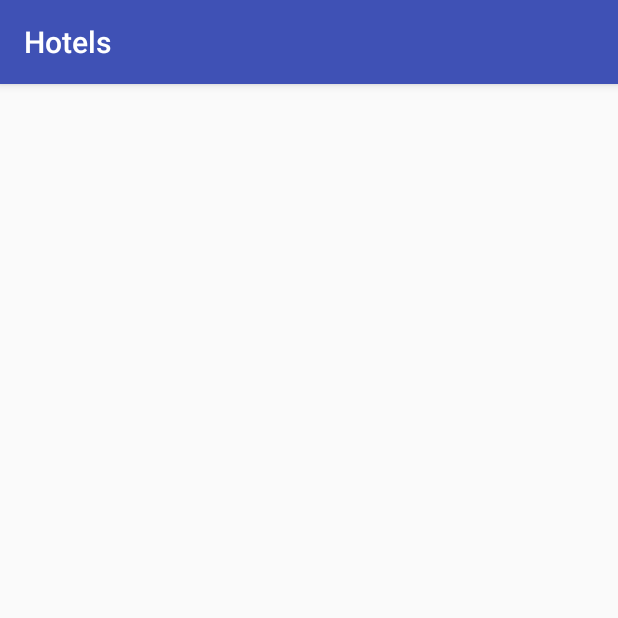
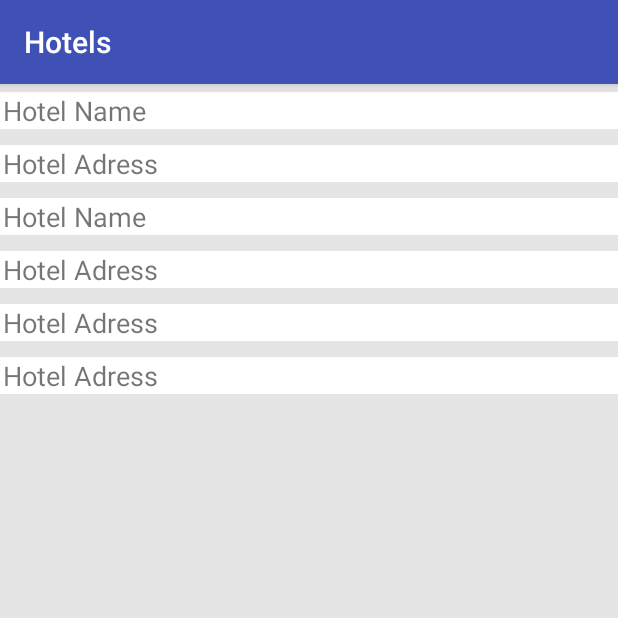
Before and after one commit to yassine112/hotels, an Android app: the HotelDetailActivity screen opened directly, with no data from a screen before it, on a phone screen of 412 x 824 dp, the top half of it. Run offline under Robolectric (Android 15) with nearby library versions, the phone set to English and light mode, and no system bars.

Commit message:
Optimize project architexture add Hotel Detail scene

```diff
--- a/app/src/main/java/com/androidcours/miam/hotels/Scenes/HotelDetail/HotelDetailActivity.java
+++ b/app/src/main/java/com/androidcours/miam/hotels/Scenes/HotelDetail/HotelDetailActivity.java
@@ -5,7 +5,7 @@ import android.os.Bundle;
 
 import com.androidcours.miam.hotels.R;
 
-public class HotelDetailActivity extends AppCompatActivity {
+public class HotelDetailActivity extends AppCompatActivity implements HotelDetailViewModelDelegete {
 
     @Override
     protected void onCreate(Bundle savedInstanceState) {
--- /dev/null
+++ b/app/src/main/java/com/androidcours/miam/hotels/Scenes/HotelDetail/HotelDetailViewModel.java
@@ -0,0 +1,5 @@
+package com.androidcours.miam.hotels.Scenes.HotelDetail;
+
+public class HotelDetailViewModel {
+    public HotelDetailViewModelDelegete delegete;
+}
--- /dev/null
+++ b/app/src/main/java/com/androidcours/miam/hotels/Scenes/HotelDetail/HotelDetailViewModelDelegete.java
@@ -0,0 +1,9 @@
+package com.androidcours.miam.hotels.Scenes.HotelDetail;
+
+/**
+ * Created by Yassine EL HALAOUI on 2/14/19.
+ */
+
+interface HotelDetailViewModelDelegete {
+
+}
--- a/app/src/main/java/com/androidcours/miam/hotels/Scenes/HotelsList/HotelsListActivity.java
+++ b/app/src/main/java/com/androidcours/miam/hotels/Scenes/HotelsList/HotelsListActivity.java
@@ -14,6 +14,7 @@ import android.widget.Toast;
 
 import com.androidcours.miam.hotels.Models.Hotel;
 import com.androidcours.miam.hotels.R;
+import com.androidcours.miam.hotels.Scenes.HotelDetail.HotelDetailActivity;
 import com.androidcours.miam.hotels.Scenes.HotelsMap.HotelsMapsActivity;
 
 import java.util.ArrayList;
@@ -25,8 +26,6 @@ public class HotelsListActivity extends AppCompatActivity implements HotelsListV
     private HotelsListViewModel viewModel;
     private HotelsListAdapter adapter;
     private ListView listView;
-    private SQLiteDatabase db;
-    private Cursor cursor;
     private ArrayList<Hotel> hotels;
 
     @Override
@@ -54,7 +53,7 @@ public class HotelsListActivity extends AppCompatActivity implements HotelsListV
         int itemId = item.getItemId();
         if (itemId == R.id.maps_bar_item) {
             // Navigate to Map activity
-            Intent intent = new Intent(this, HotelsMapsActivity.class);
+            Intent intent = new Intent(this, HotelDetailActivity.class);
             Bundle bundle = new Bundle();
             bundle.putSerializable("hotels", hotels);
             intent.putExtras(bundle);
--- a/app/src/main/java/com/androidcours/miam/hotels/Scenes/HotelsMap/HotelsMapsActivity.java
+++ b/app/src/main/java/com/androidcours/miam/hotels/Scenes/HotelsMap/HotelsMapsActivity.java
@@ -15,7 +15,7 @@ import com.google.android.gms.maps.model.MarkerOptions;
 
 import java.util.ArrayList;
 
-public class HotelsMapsActivity extends AppCompatActivity implements OnMapReadyCallback {
+public class HotelsMapsActivity extends AppCompatActivity implements OnMapReadyCallback, HotelsMapsViewModelDelegate {
 
     private final String TAG = "HotelsMapsActivity";
     private final LatLng MOROCCO_LOCATION = new LatLng(31.791702, -7.092620);
--- /dev/null
+++ b/app/src/main/java/com/androidcours/miam/hotels/Scenes/HotelsMap/HotelsMapsViewModel.java
@@ -0,0 +1,5 @@
+package com.androidcours.miam.hotels.Scenes.HotelsMap;
+
+public class HotelsMapsViewModel {
+    public HotelsMapsViewModelDelegate delegate;
+}
--- /dev/null
+++ b/app/src/main/java/com/androidcours/miam/hotels/Scenes/HotelsMap/HotelsMapsViewModelDelegate.java
@@ -0,0 +1,9 @@
+package com.androidcours.miam.hotels.Scenes.HotelsMap;
+
+/**
+ * Created by Yassine EL HALAOUI on 2/14/19.
+ */
+
+interface HotelsMapsViewModelDelegate {
+
+}
--- a/app/src/main/res/layout/activity_hotel_detail.xml
+++ b/app/src/main/res/layout/activity_hotel_detail.xml
@@ -1,9 +1,65 @@
 <?xml version="1.0" encoding="utf-8"?>
-<android.support.constraint.ConstraintLayout xmlns:android="http://schemas.android.com/apk/res/android"
+<LinearLayout xmlns:android="http://schemas.android.com/apk/res/android"
     xmlns:app="http://schemas.android.com/apk/res-auto"
     xmlns:tools="http://schemas.android.com/tools"
     android:layout_width="match_parent"
     android:layout_height="match_parent"
+    android:orientation="vertical"
+    android:background="@color/background"
     tools:context="com.androidcours.miam.hotels.Scenes.HotelDetail.HotelDetailActivity">
 
-</android.support.constraint.ConstraintLayout>
+    <TextView
+        android:text="Hotel Name"
+        android:textSize="18dp"
+        android:layout_marginVertical="5dp"
+        android:paddingHorizontal="2dp"
+        android:background="#fff"
+        android:layout_width="match_parent"
+        android:layout_height="wrap_content" />
+
+    <TextView
+        android:text="Hotel Adress"
+        android:textSize="18dp"
+        android:layout_marginVertical="5dp"
+        android:paddingHorizontal="2dp"
+        android:background="#fff"
+        android:layout_width="match_parent"
+        android:layout_height="wrap_content" />
+
+    <TextView
+        android:text="Hotel Name"
+        android:textSize="18dp"
+        android:layout_marginVertical="5dp"
+        android:paddingHorizontal="2dp"
+        android:background="#fff"
+        android:layout_width="match_parent"
+        android:layout_height="wrap_content" />
+
+    <TextView
+        android:text="Hotel Adress"
+        android:textSize="18dp"
+        android:layout_marginVertical="5dp"
+        android:paddingHorizontal="2dp"
+        android:background="#fff"
+        android:layout_width="match_parent"
+        android:layout_height="wrap_content" />
+
+    <TextView
+        android:text="Hotel Adress"
+        android:textSize="18dp"
+        android:layout_marginVertical="5dp"
+        android:paddingHorizontal="2dp"
+        android:background="#fff"
+        android:layout_width="match_parent"
+        android:layout_height="wrap_content" />
+
+    <TextView
+        android:text="Hotel Adress"
+        android:textSize="18dp"
+        android:layout_marginVertical="5dp"
+        android:paddingHorizontal="2dp"
+        android:background="#fff"
+        android:layout_width="match_parent"
+        android:layout_height="wrap_content" />
+
+</LinearLayout>
--- a/app/src/main/res/values/colors.xml
+++ b/app/src/main/res/values/colors.xml
@@ -3,4 +3,5 @@
     <color name="colorPrimary">#3F51B5</color>
     <color name="colorPrimaryDark">#303F9F</color>
     <color name="colorAccent">#FF4081</color>
+    <color name="background">#e5e5e5</color>
 </resources>
```
